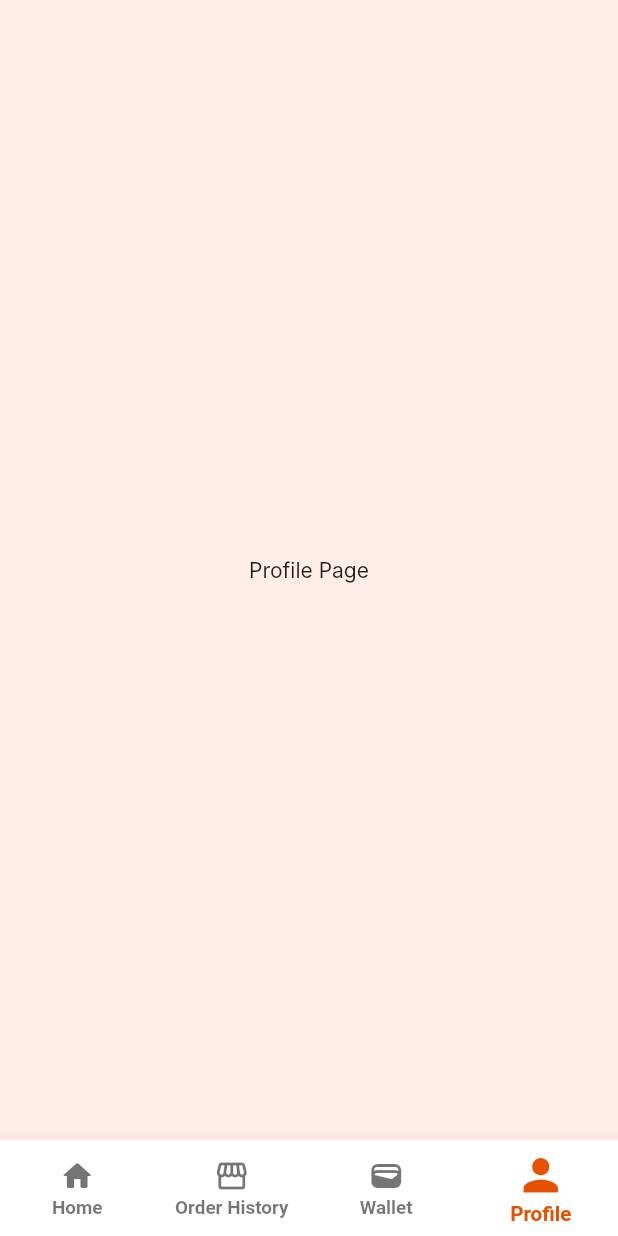
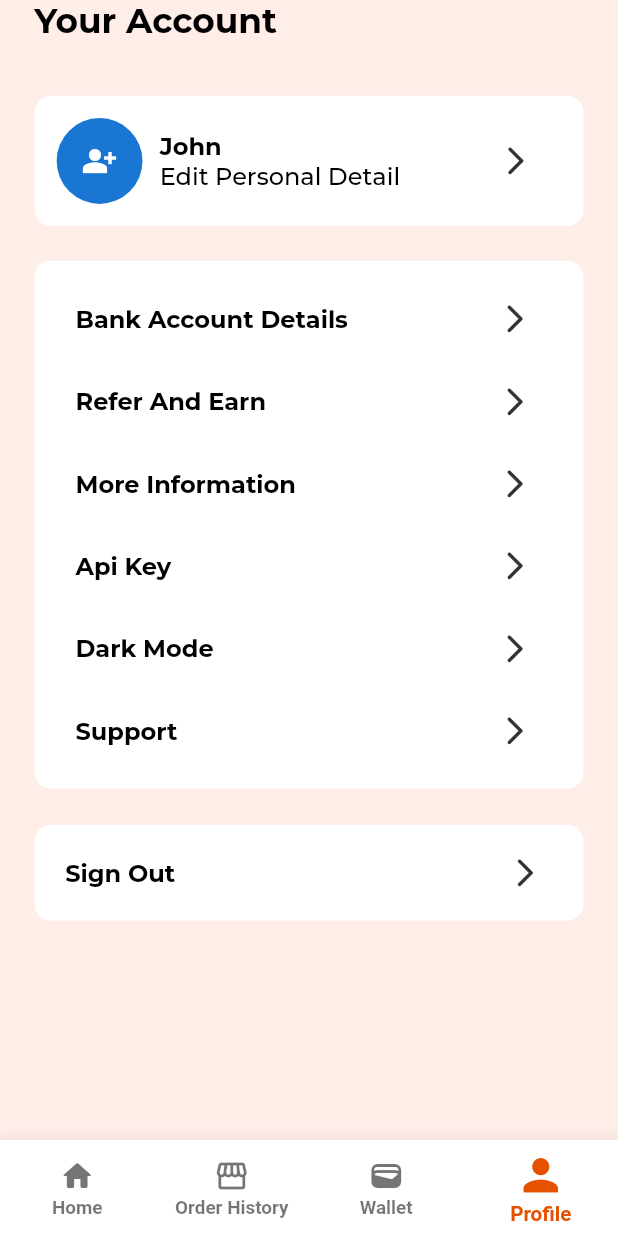
Before and after one commit to Elswag05/InstaKing, a Flutter app: the InstaDashBoard screen opened directly, item 4 of the bottom bar chosen, on a phone screen of 412 x 824 dp. Run offline on Flutter 3.47's test engine with Material 2 defaults, Android fonts, the phone set to English and light mode, and no system bars; drawn by our look-alikes of oktoast; our stand-ins replace dio, firebase_core, flutter_riverpod, flutter_screenutil, flutter_secure_storage, get_it and 2 more; accounts and stored records are empty; Roboto replaces fonts that are missing (Inter, Montserrat); project files that could hold a hidden picture were left out.

Commit message:
ending profile UI

```diff
--- a/lib/core/constants/env_colors.dart
+++ b/lib/core/constants/env_colors.dart
@@ -25,7 +25,7 @@ class EnvColors {
   ];
   static Color darkBackgroundColor = const Color.fromARGB(255, 0, 0, 0);
   static Color darkColor = const Color.fromARGB(255, 0, 0, 0);
-  static Color mildLightColor = Color.fromARGB(255, 214, 214, 214);
+  static Color mildLightColor = const Color.fromARGB(255, 214, 214, 214);
   static const MaterialColor errorColor = MaterialColor(
     _errorColorValue,
     <int, Color>{
--- a/lib/presentation/views/home/home_card_widgets.dart
+++ b/lib/presentation/views/home/home_card_widgets.dart
@@ -124,7 +124,7 @@ class HomeCardList extends StatelessWidget {
               child: Container(
                 color: Colors.transparent,
                 height: 150.h,
-                child: Center(child: Text('sn')),
+                child: const Center(child: Text('sn')),
               ),
             ),
           )
--- /dev/null
+++ b/lib/presentation/views/profile/account_profile_card.dart
@@ -0,0 +1,59 @@
+import 'package:flutter/material.dart';
+import 'package:flutter_screenutil/flutter_screenutil.dart';
+import 'package:insta_king/core/constants/constants.dart';
+import 'package:insta_king/core/extensions/widget_extension.dart';
+
+class ProfileCard extends StatelessWidget {
+  const ProfileCard({super.key});
+
+  @override
+  Widget build(BuildContext context) {
+    return Container(
+      padding: EdgeInsets.all(13.sp),
+      color: EnvColors.lightColor,
+      child: Row(
+        mainAxisAlignment: MainAxisAlignment.spaceBetween,
+        children: [
+          Row(
+            children: [
+              CircleAvatar(
+                radius: 25.r,
+                child: const Icon(Icons.person_add_alt_sharp),
+              ).afmPadding(EdgeInsets.only(right: 10.w)),
+              Column(
+                crossAxisAlignment: CrossAxisAlignment.start,
+                children: [
+                  Text(
+                    'John',
+                    style: TextStyle(
+                      fontFamily: 'Montesserat',
+                      fontSize: 14.sp,
+                      color: EnvColors.darkColor,
+                      fontWeight: FontWeight.bold,
+                    ),
+                  ),
+                  Text(
+                    'Edit Personal Detail',
+                    style: TextStyle(
+                      fontFamily: 'Montesserat',
+                      fontSize: 14.sp,
+                      color: EnvColors.darkColor,
+                      fontWeight: FontWeight.w500,
+                    ),
+                  ),
+                ],
+              ),
+            ],
+          ),
+          Icon(
+            Icons.arrow_forward_ios_rounded,
+            size: 20.sp,
+            color: EnvColors.mildGrey,
+          ).afmPadding(EdgeInsets.only(right: 16.h)),
+        ],
+      ),
+    )
+        .afmBorderRadius(BorderRadius.circular(10.r))
+        .afmPadding(EdgeInsets.only(bottom: 20.sp));
+  }
+}
--- a/lib/presentation/views/profile/insta_profile.dart
+++ b/lib/presentation/views/profile/insta_profile.dart
@@ -1,5 +1,9 @@
 import 'package:flutter/material.dart';
+import 'package:flutter_screenutil/flutter_screenutil.dart';
 import 'package:insta_king/core/constants/constants.dart';
+import 'package:insta_king/core/extensions/widget_extension.dart';
+import 'package:insta_king/presentation/views/profile/account_profile_card.dart';
+import 'package:insta_king/presentation/views/profile/profile_view_model.dart';
 
 class InstaProfile extends StatelessWidget {
   const InstaProfile({super.key});
@@ -9,7 +13,51 @@ class InstaProfile extends StatelessWidget {
     return SafeArea(
       child: Scaffold(
         backgroundColor: EnvColors.appBackgroundColor,
-        body: const Center(child: Text('Profile Page')),
+        body: Column(
+          crossAxisAlignment: CrossAxisAlignment.start,
+          children: [
+            Text(
+              'Your Account',
+              style: TextStyle(
+                fontFamily: 'Montesserat',
+                fontSize: 20.sp,
+                color: EnvColors.darkColor,
+                fontWeight: FontWeight.bold,
+              ),
+            ),
+            SizedBox(
+              height: 30.h,
+            ),
+            const ProfileCard(),
+            Container(
+                    color: EnvColors.lightColor,
+                    child: Column(
+                      children: [
+                        const ProfileViewModel(
+                                modelText: 'Bank Account Details')
+                            .afmPadding(),
+                        const ProfileViewModel(modelText: 'Refer And Earn')
+                            .afmPadding(),
+                        const ProfileViewModel(modelText: 'More Information')
+                            .afmPadding(),
+                        const ProfileViewModel(modelText: 'Api Key')
+                            .afmPadding(),
+                        const ProfileViewModel(modelText: 'Dark Mode')
+                            .afmPadding(),
+                        const ProfileViewModel(modelText: 'Support')
+                            .afmPadding(),
+                      ],
+                    ).afmPadding(EdgeInsets.all(10.sp)))
+                .afmBorderRadius(BorderRadius.circular(10.r)),
+            Container(
+              color: EnvColors.lightColor,
+              child: const ProfileViewModel(modelText: 'Sign Out')
+                  .afmPadding(EdgeInsets.all(18.sp)),
+            )
+                .afmBorderRadius(BorderRadius.circular(10.r))
+                .afmPadding(EdgeInsets.only(top: 20.h)),
+          ],
+        ).afmPadding(EdgeInsets.only(left: 20.w, right: 20.w)),
       ),
     );
   }
--- /dev/null
+++ b/lib/presentation/views/profile/profile_view_model.dart
@@ -0,0 +1,32 @@
+import 'package:flutter/material.dart';
+import 'package:flutter_screenutil/flutter_screenutil.dart';
+import 'package:insta_king/core/constants/env_colors.dart';
+import 'package:insta_king/core/extensions/widget_extension.dart';
+
+class ProfileViewModel extends StatelessWidget {
+  final String modelText;
+  const ProfileViewModel({super.key, required this.modelText});
+
+  @override
+  Widget build(BuildContext context) {
+    return Row(
+      mainAxisAlignment: MainAxisAlignment.spaceBetween,
+      children: [
+        Text(
+          modelText,
+          style: TextStyle(
+            fontFamily: 'Montesserat',
+            fontSize: 14.sp,
+            color: EnvColors.darkColor,
+            fontWeight: FontWeight.bold,
+          ),
+        ),
+        Icon(
+          Icons.arrow_forward_ios_rounded,
+          size: 20.sp,
+          color: EnvColors.mildGrey,
+        ).afmPadding(EdgeInsets.only(right: 6.h)),
+      ],
+    );
+  }
+}
```
